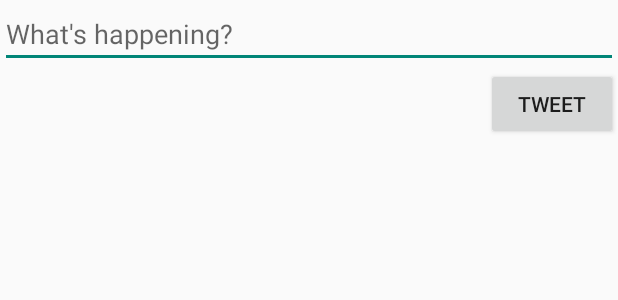
After one commit to apadmarao/android-twitter, an Android app: the layout fragment_compose_tweet.xml on its own in the app's theme, with its tools: preview values and no code run, on a phone screen of 412 x 824 dp. The commit adds this screen. Shown: the top 300 px of the screen. Run offline under Robolectric (Android 15) with nearby library versions, the phone set to English and light mode, and no system bars.

Commit message:
Add compose tweet dialog

```diff
--- /dev/null
+++ b/app/src/main/res/layout/fragment_compose_tweet.xml
@@ -0,0 +1,26 @@
+<?xml version="1.0" encoding="utf-8"?>
+<RelativeLayout xmlns:android="http://schemas.android.com/apk/res/android"
+              android:orientation="vertical"
+              android:layout_width="match_parent"
+              android:layout_height="match_parent">
+
+    <EditText
+        android:layout_width="match_parent"
+        android:layout_height="wrap_content"
+        android:hint="@string/compose_hint"
+        android:id="@+id/etTweet"
+        android:layout_alignParentTop="true"
+        android:layout_alignParentLeft="true"
+        android:layout_alignParentStart="true"
+        android:layout_alignParentRight="true"
+        android:layout_alignParentEnd="true"/>
+    <Button
+        android:layout_width="wrap_content"
+        android:layout_height="wrap_content"
+        android:text="@string/tweet"
+        android:id="@+id/btnTweet"
+        android:layout_alignParentRight="true"
+        android:layout_alignParentEnd="true"
+        android:layout_below="@id/etTweet"/>
+
+</RelativeLayout>
--- a/app/src/main/res/values/strings.xml
+++ b/app/src/main/res/values/strings.xml
@@ -4,4 +4,7 @@
     <string name="app_name">Tweet tweet</string>
     <string name="login_label">Connect to Twitter</string>
 
+    <string name="compose_hint">What\'s happening?</string>
+    <string name="tweet">Tweet</string>
+
 </resources>
```
Also changed, not shown: app/build.gradle (+6 -5 lines), app/src/main/java/com/ani/twitter/ComposeTweetFragment.java (added, +84 -0 lines), app/src/main/java/com/ani/twitter/ScrollAwareFABBehavior.java (added, +36 -0 lines), app/src/main/java/com/ani/twitter/TimelineActivity.java (+19 -1 lines), app/src/main/java/com/ani/twitter/TwitterClient.java (+9 -0 lines), app/src/main/res/drawable/ic_add_black_24dp.xml (added, +9 -0 lines), app/src/main/res/layout/activity_timeline.xml (+14 -2 lines).
